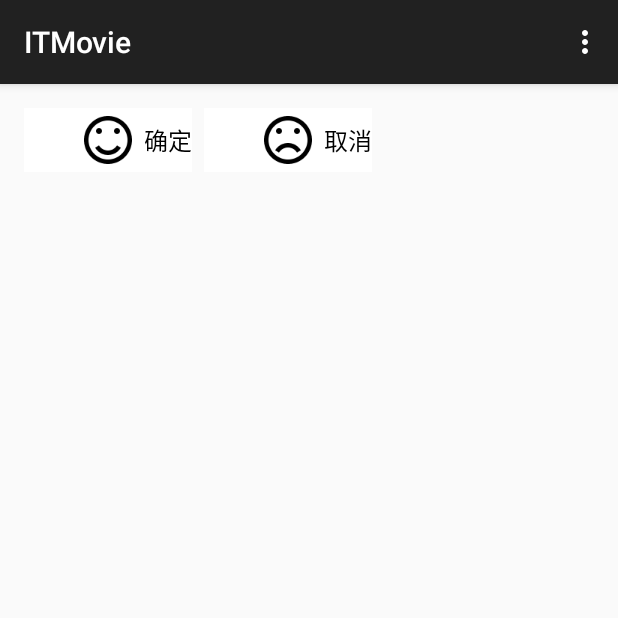
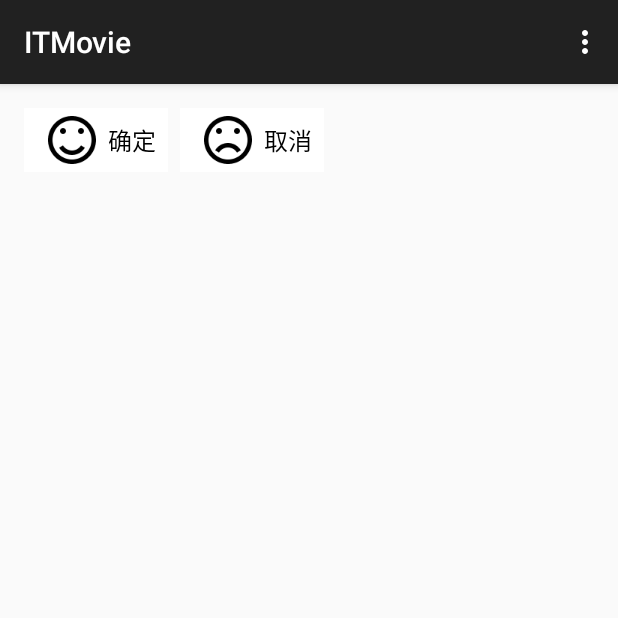
Before and after one commit to super-mario123/ITMovie, an Android app: the screen it shows after launch (MainActivity), on a phone screen of 412 x 824 dp, the top half of it. Run offline under Robolectric (Android 15) with nearby library versions, the phone set to English and light mode, and no system bars.

Commit message:
layout commit

```diff
--- a/app/src/main/res/layout/image_btn.xml
+++ b/app/src/main/res/layout/image_btn.xml
@@ -12,7 +12,7 @@
         android:layout_gravity="center_vertical"
         android:src="@mipmap/smile_white"
         android:paddingBottom="5dip"
-        android:paddingLeft="40dip"
+        android:paddingLeft="16dip"
         android:paddingTop="5dip"
         />
 
@@ -22,6 +22,7 @@
         android:layout_height="wrap_content"
         android:layout_gravity="center_vertical"
         android:layout_marginLeft="8dp"
+        android:layout_marginRight="8dp"
         android:text="Smile"
         android:textColor="#000"
         android:textSize="16sp"
```
